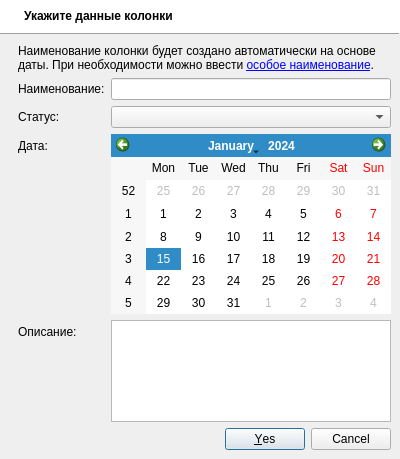
Qt form columndialog.ui (kirik88/journal2) before a commit.
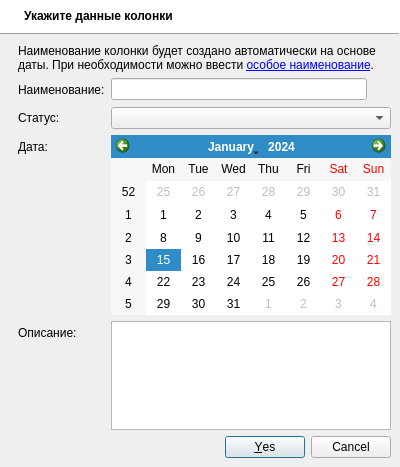
The same form after that commit. Icons and pictures are not drawn.

What changed in the file:
```diff
--- a/columndialog.ui
+++ b/columndialog.ui
@@ -7,7 +7,7 @@
     <x>0</x>
     <y>0</y>
     <width>400</width>
-    <height>459</height>
+    <height>467</height>
    </rect>
   </property>
   <property name="windowTitle">
@@ -167,38 +167,28 @@
          <property name="bottomMargin">
           <number>0</number>
          </property>
-         <item row="1" column="0">
-          <widget class="QLabel" name="labelName">
-           <property name="text">
-            <string>Наименование:</string>
-           </property>
-          </widget>
-         </item>
-         <item row="1" column="1">
-          <widget class="QLineEdit" name="lineEditName"/>
-         </item>
-         <item row="3" column="0">
+         <item row="4" column="0">
           <widget class="QLabel" name="labelDate">
            <property name="text">
             <string>Дата:</string>
            </property>
           </widget>
          </item>
-         <item row="7" column="0">
+         <item row="8" column="0">
           <widget class="QLabel" name="labelDescription">
            <property name="text">
             <string>Описание:</string>
            </property>
           </widget>
          </item>
-         <item row="7" column="1">
+         <item row="8" column="1">
           <widget class="QPlainTextEdit" name="plainTextEditDescription">
            <property name="tabChangesFocus">
             <bool>true</bool>
            </property>
           </widget>
          </item>
-         <item row="3" column="1">
+         <item row="4" column="1">
           <widget class="QCalendarWidget" name="calendarWidget">
            <property name="minimumSize">
             <size>
@@ -208,16 +198,70 @@
            </property>
           </widget>
          </item>
-         <item row="2" column="0">
+         <item row="3" column="0">
           <widget class="QLabel" name="labelStatus">
            <property name="text">
             <string>Статус:</string>
            </property>
           </widget>
          </item>
-         <item row="2" column="1">
+         <item row="3" column="1">
           <widget class="QComboBox" name="comboBoxColumnType"/>
          </item>
+         <item row="1" column="1">
+          <widget class="QFrame" name="frameName">
+           <property name="frameShape">
+            <enum>QFrame::NoFrame</enum>
+           </property>
+           <property name="frameShadow">
+            <enum>QFrame::Raised</enum>
+           </property>
+           <layout class="QHBoxLayout" name="horizontalLayout_2">
+            <property name="spacing">
+             <number>0</number>
+            </property>
+            <property name="leftMargin">
+             <number>0</number>
+            </property>
+            <property name="topMargin">
+             <number>0</number>
+            </property>
+            <property name="rightMargin">
+             <number>0</number>
+            </property>
+            <property name="bottomMargin">
+             <number>0</number>
+            </property>
+            <item>
+             <widget class="QLineEdit" name="lineEditName"/>
+            </item>
+            <item>
+             <widget class="QToolButton" name="toolButtonAuto">
+              <property name="toolTip">
+               <string>Формировать название автоматически</string>
+              </property>
+              <property name="text">
+               <string/>
+              </property>
+              <property name="icon">
+               <iconset resource="journal2.qrc">
+                <normaloff>:/icons/16/delete</normaloff>:/icons/16/delete</iconset>
+              </property>
+              <property name="autoRaise">
+               <bool>true</bool>
+              </property>
+             </widget>
+            </item>
+           </layout>
+          </widget>
+         </item>
+         <item row="1" column="0">
+          <widget class="QLabel" name="labelName">
+           <property name="text">
+            <string>Наименование:</string>
+           </property>
+          </widget>
+         </item>
         </layout>
        </widget>
       </item>
```
Left out of the diff: 1 changed line with no effect on the pictures.
